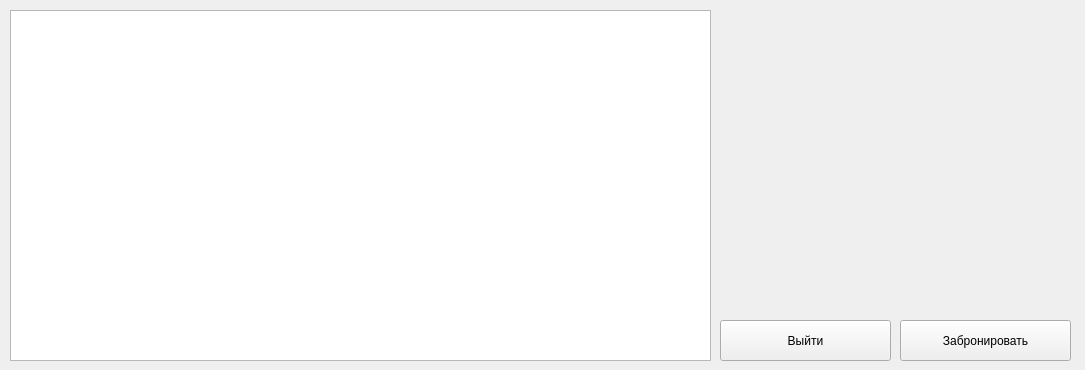
Before: the Qt Designer form sessions.ui in Keesaev/Cinema, drawn with Qt 5.
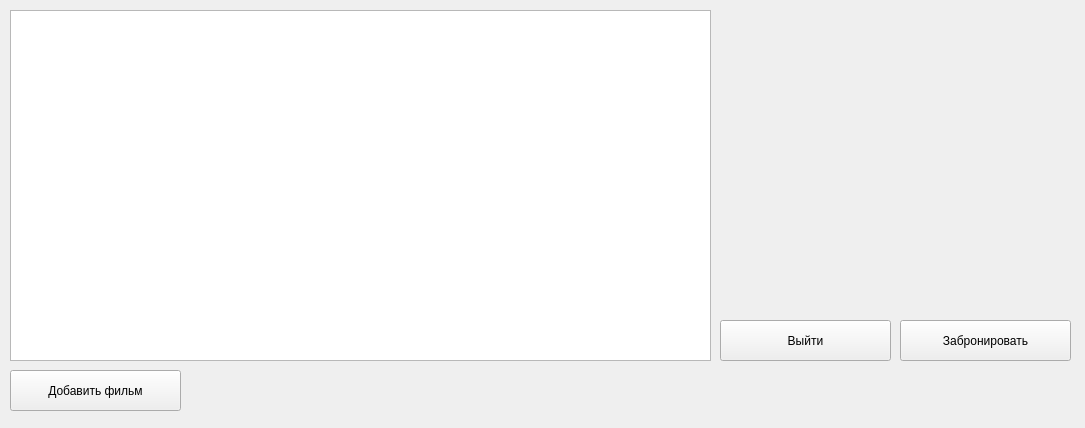
After: the same form once the commit is applied.

Patch:
```diff
--- a/sessions.ui
+++ b/sessions.ui
@@ -7,7 +7,7 @@
     <x>0</x>
     <y>0</y>
     <width>1085</width>
-    <height>370</height>
+    <height>428</height>
    </rect>
   </property>
   <property name="windowTitle">
@@ -63,6 +63,19 @@
     <string>Забронировать</string>
    </property>
   </widget>
+  <widget class="QPushButton" name="pushButton">
+   <property name="geometry">
+    <rect>
+     <x>10</x>
+     <y>370</y>
+     <width>171</width>
+     <height>41</height>
+    </rect>
+   </property>
+   <property name="text">
+    <string>Добавить фильм</string>
+   </property>
+  </widget>
  </widget>
  <resources/>
  <connections/>
```
